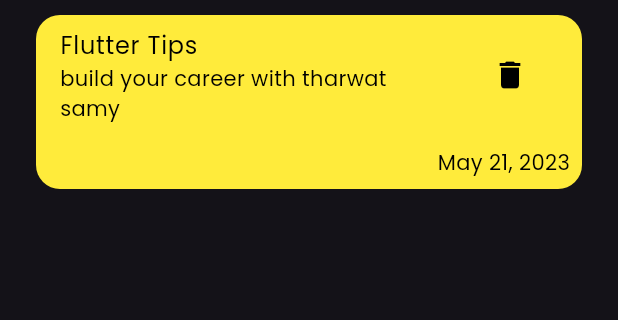
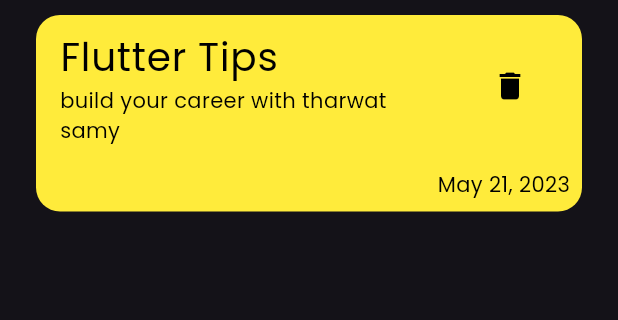
Before and after one commit to enrahsn/notes, a Flutter app: the screen it shows after launch, on a phone screen of 412 x 824 dp, the part 60-380 px from its top. Run offline on Flutter 3.47's test engine with Material 3 defaults, Android fonts, the phone set to English and light mode, and no system bars.

Commit message:
start recoding

```diff
--- a/lib/main.dart
+++ b/lib/main.dart
@@ -29,7 +29,7 @@ class NotesApp extends StatelessWidget {
       // ],
 // supportedLocales: const [Locale("ar","AE")],
 // locale:const Locale("ar","AE"),
-      home:  const NotesView(
+      home: const NotesView(
         title: 'Notes',
       ),
     );
--- a/lib/models/card.dart
+++ b/lib/models/card.dart
@@ -14,7 +14,7 @@ class NoteItem extends StatelessWidget {
         crossAxisAlignment: CrossAxisAlignment.end,
         children: [
           ListTile(
-            title: const Text('Flutter Tips',style: TextStyle(color: Colors.black),),
+            title: const Text('Flutter Tips',style: TextStyle(color: Colors.black,fontSize: 26,),),
           subtitle:  const Text('build your career with tharwat samy',style: TextStyle(color: Colors.black),),
           trailing: IconButton(onPressed: (){}, icon:  const Icon(Icons.delete,color: Colors.black
           ),),
--- /dev/null
+++ b/lib/models/index.dart
@@ -0,0 +1,3 @@
+export 'app_bar.dart';
+export 'card.dart';
+export 'search_icon.dart';
--- a/lib/widgets/index.dart
+++ /dev/null
@@ -1 +0,0 @@
-export 'notes_v_body.dart';
```
